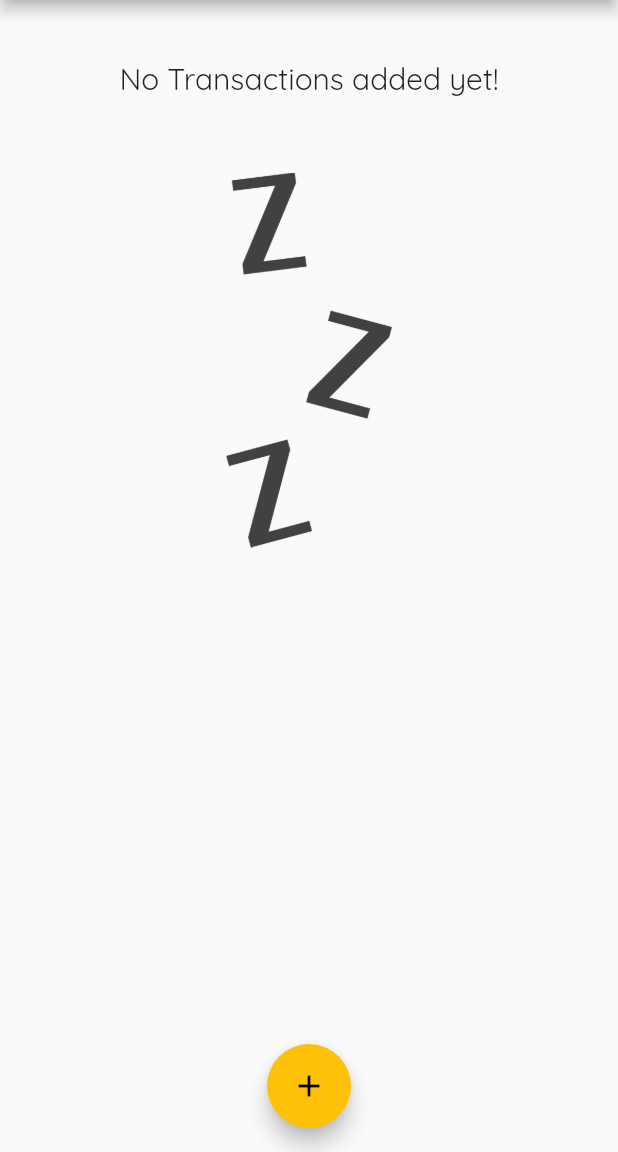
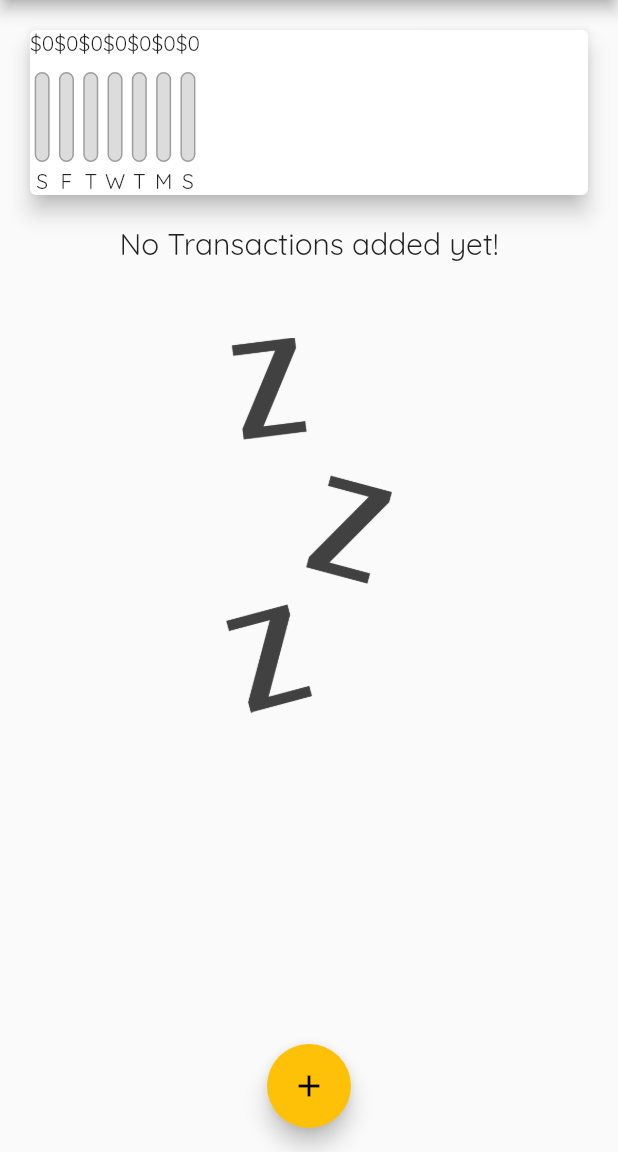
Before and after one commit to NikolaMag99/Personal-Expenses, a Flutter app: the screen it shows after launch, on a phone screen of 412 x 824 dp, the part 84-1236 px from its top. Run offline on Flutter 3.47's test engine with Material 2 defaults, Android fonts, the phone set to English and light mode, and no system bars.

Commit message:
Dodavat izgled charta i uzimanje vrednosti

```diff
--- a/lib/widgets/chart.dart
+++ b/lib/widgets/chart.dart
@@ -1,4 +1,5 @@
 import 'package:flutter/material.dart';
+import './chart_bar.dart';
 import '../models/transaction.dart';
 import 'package:intl/intl.dart';
 
@@ -21,13 +22,17 @@ class Chart extends StatelessWidget {
           totalSum += recentTransactions[i].amount;
         }
       }
-      print(DateFormat.E().format(weekDay));
-      print(totalSum);
 
       return {
-        'day': DateFormat.E().format(weekDay),
+        'day': DateFormat.E().format(weekDay).substring(0, 1),
         'amount': totalSum,
       };
+    });
+  }
+
+  double get totalSpending {
+    return groupedTransactionValues.fold(0.0, (sum, item) {
+      return sum + (item['amount'] as double);
     });
   }
 
@@ -38,7 +43,15 @@ class Chart extends StatelessWidget {
       elevation: 6,
       margin: EdgeInsets.all(20),
       child: Row(
-        children: <Widget>[],
+        children: groupedTransactionValues.map((data) {
+          return ChartBar(
+            (data['day'] as String),
+            (data['amount'] as double),
+            totalSpending == 0.0
+                ? 0.0
+                : (data['amount'] as double) / totalSpending,
+          );
+        }).toList(),
       ),
     );
   }
--- /dev/null
+++ b/lib/widgets/chart_bar.dart
@@ -0,0 +1,49 @@
+import 'package:flutter/material.dart';
+
+class ChartBar extends StatelessWidget {
+  final String label;
+  final double spendintAmount;
+  final double spendingPctOfTotal;
+
+  ChartBar(this.label, this.spendintAmount, this.spendingPctOfTotal);
+
+  @override
+  Widget build(BuildContext context) {
+    return Column(
+      children: <Widget>[
+        Text('\$${spendintAmount.toStringAsFixed(0)}'),
+        SizedBox(
+          height: 10,
+        ),
+        Container(
+          height: 60,
+          width: 10,
+          child: Stack(
+            children: <Widget>[
+              Container(
+                decoration: BoxDecoration(
+                  border: Border.all(color: Colors.grey, width: 1.0),
+                  color: Color.fromRGBO(220, 220, 220, 1),
+                  borderRadius: BorderRadius.circular(10),
+                ),
+              ),
+              FractionallySizedBox(
+                heightFactor: spendingPctOfTotal,
+                child: Container(
+                  decoration: BoxDecoration(
+                    color: Theme.of(context).primaryColor,
+                    borderRadius: BorderRadius.circular(10),
+                  ),
+                ),
+              )
+            ],
+          ),
+        ),
+        SizedBox(
+          height: 4,
+        ),
+        Text(label),
+      ],
+    );
+  }
+}
```
